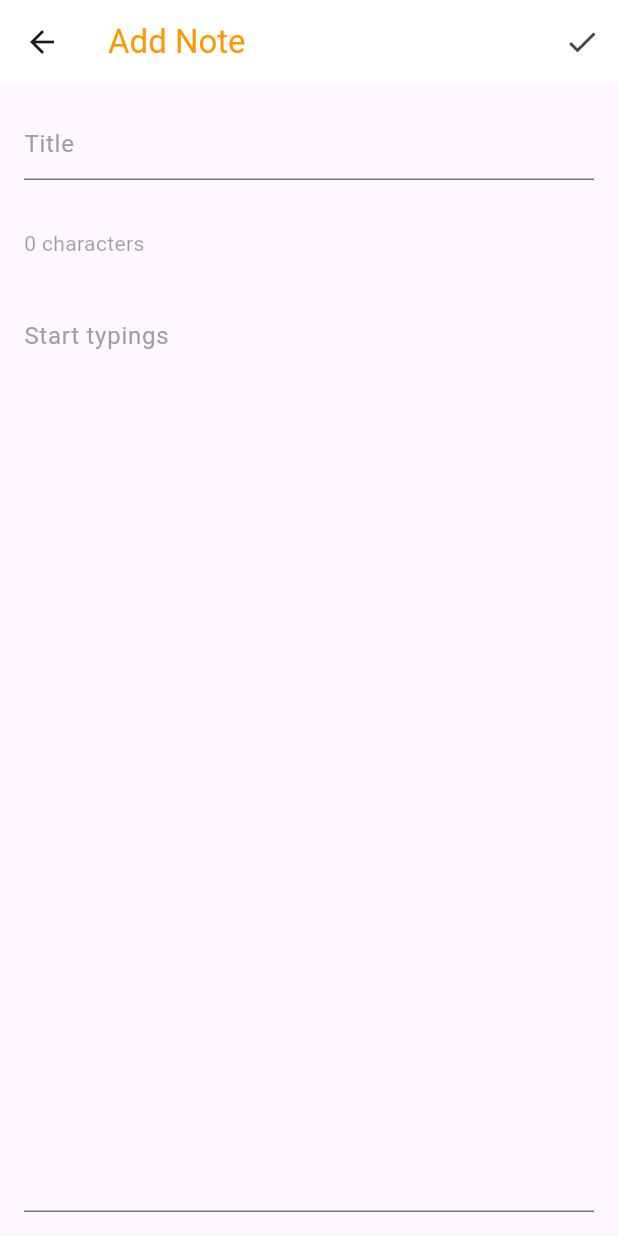
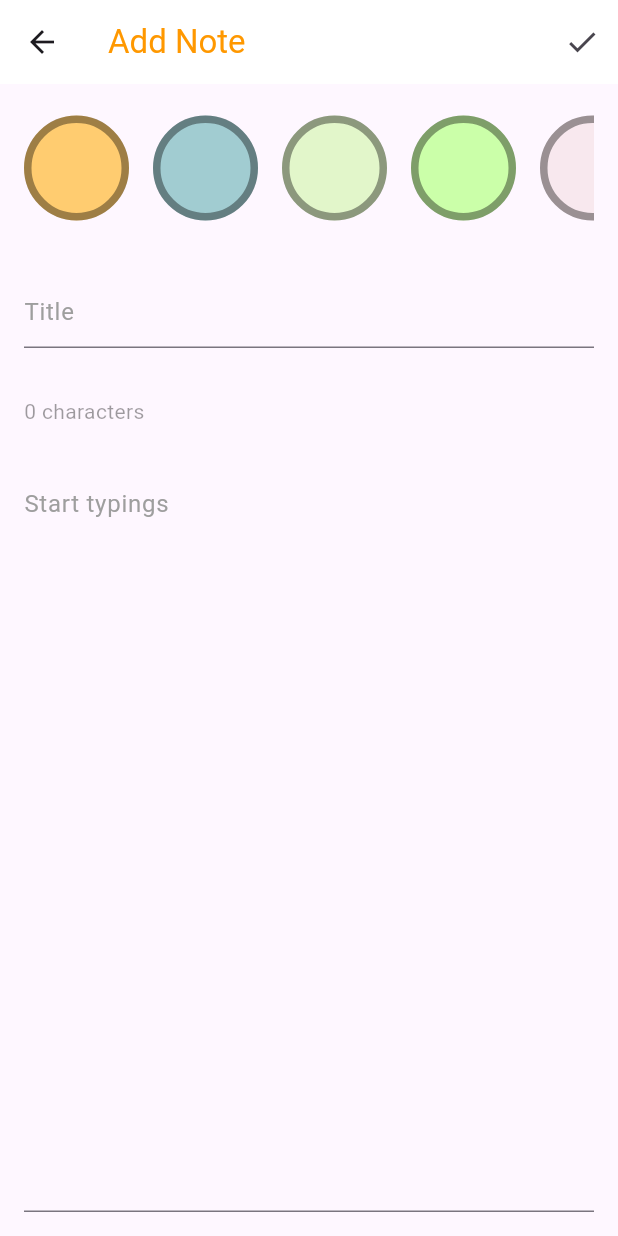
Before and after one commit to adnan-ullah/noteit_flutter, a Flutter app: the NotesPage screen opened directly, after a tap on the "add" icon, on a phone screen of 412 x 824 dp. Run offline on Flutter 3.47's test engine with Material 2 defaults, Android fonts, the phone set to English and light mode, and no system bars; our stand-ins replace bloc, dartz, equatable, flutter_bloc, get, get_it and 1 more.

Commit message:
Color added.

```diff
--- a/lib/domain/models/Note.dart
+++ b/lib/domain/models/Note.dart
@@ -1,16 +1,21 @@
+
+
 import 'package:equatable/equatable.dart';
+import 'package:flutter/material.dart';
 
 class Note extends Equatable {
-  const Note({
+   Note({
     required this.id,
     required this.title,
     required this.description,
+    this.color
   });
 
   final String title;
   final String description;
   final int id;
+  Color? color;
 
   @override
-  List<Object?> get props => [id, title, description];
+  List<Object?> get props => [id, title, description, color];
 }
--- a/lib/presentation/bloc/notes/notes_bloc.dart
+++ b/lib/presentation/bloc/notes/notes_bloc.dart
@@ -9,8 +9,8 @@ import 'notes_state.dart';
 class NotesBloc extends Bloc<NotesEvent, NotesState> {
 
   final List<Note> allNotes = [
-    const Note(id: 1, title: "Baazar", description: "Its awesome day for baazar"),
-    const Note(id: 2, title: "Office", description: "Its awesome day for office"),
+     Note(id: 1, title: "Baazar", description: "Its awesome day for baazar"),
+     Note(id: 2, title: "Office", description: "Its awesome day for office"),
   ];
 
   NotesBloc() : super(NotesEmpty()) {
--- a/lib/presentation/bloc/notes/notes_view.dart
+++ b/lib/presentation/bloc/notes/notes_view.dart
@@ -79,7 +79,7 @@ class NotesPage extends StatelessWidget {
                   alignment: Alignment.bottomLeft,
                   child: FloatingActionButton(
                     onPressed: () {
-                      context.read<NotesBloc>().add(const DeleteNoteEvent(Note(
+                      context.read<NotesBloc>().add( DeleteNoteEvent(Note(
                           id: 3, title: "Watch", description: "All is well")));
                     },
                     foregroundColor: Colors.white,
@@ -117,10 +117,9 @@ class CardNoteItem extends StatelessWidget {
     return Card(
       elevation: 5,
       shadowColor: Colors.black12,
-      color: Colors.white54,
+      color: note.color,
       margin: EdgeInsets.all(16),
       child: Container(
-          height: 100,
           width: 500,
           padding: EdgeInsets.all(16),
           child: Column(
--- a/lib/presentation/pages/InsertNotePage.dart
+++ b/lib/presentation/pages/InsertNotePage.dart
@@ -16,6 +16,15 @@ class _InsertNotePageState extends State<InsertNotePage> {
   late Note _note;
   late String _title;
   String _desc = "";
+  Color _selColor = Colors.transparent;
+  List<Color> _colors = [
+    Color(0xffFFCC70),
+    Color(0xffA1CCD1),
+    Color(0xffE2F6CA),
+    Color(0xffCBFFA9),
+    Color(0xffF8E8EE),
+    Color(0xffF4E0B9),
+  ];
 
   @override
   Widget build(BuildContext context) {
@@ -31,7 +40,7 @@ class _InsertNotePageState extends State<InsertNotePage> {
           actions: [
             IconButton(
                 onPressed: () {
-                  _note = Note(id: 6, title: _title, description: _desc);
+                  _note = Note(id: 6, title: _title, description: _desc, color: _selColor);
                   context.read<NotesBloc>()..add(InsertNoteEvent(_note));
                   Get.back();
                 },
@@ -42,8 +51,24 @@ class _InsertNotePageState extends State<InsertNotePage> {
           height: Get.height,
           child: Column(
             mainAxisAlignment: MainAxisAlignment.spaceBetween,
-            crossAxisAlignment: CrossAxisAlignment.stretch,
             children: [
+              Container(
+                  height: 80,
+                  margin: EdgeInsets.all(16),
+                  child: ListView.separated(
+                      scrollDirection: Axis.horizontal,
+                      itemCount: _colors.length,
+                      itemBuilder: (BuildContext context, int index) {
+                        return InkWell(
+                            onTap: (){
+                              setState(() {
+                                _selColor=_colors[index];
+                              });
+                            },
+                            child: ColorItem(color: _colors[index]));
+                      }, separatorBuilder: (BuildContext context, int index) {
+                        return SizedBox(width: 16,);
+                  },)),
               Container(
                 margin: EdgeInsets.all(16),
                 child: TextField(
@@ -58,18 +83,23 @@ class _InsertNotePageState extends State<InsertNotePage> {
               Container(
                 margin: EdgeInsets.all(16),
                 child: Row(
-                  children: [Text("${_desc.length} characters",style: TextStyle(color: Colors.black38),)],
+                  children: [
+                    Text(
+                      "${_desc.length} characters",
+                      style: TextStyle(color: Colors.black38),
+                    )
+                  ],
                 ),
               ),
               Expanded(
                 child: Container(
+                  color: _selColor,
                   margin: EdgeInsets.all(16),
                   child: TextField(
                     onChanged: (q) {
                       setState(() {
                         _desc = q;
                       });
-
                     },
                     decoration: InputDecoration(
                         hintText: 'Start typings',
@@ -87,3 +117,21 @@ class _InsertNotePageState extends State<InsertNotePage> {
     );
   }
 }
+
+class ColorItem extends StatelessWidget {
+  final Color color;
+
+  const ColorItem({super.key, required this.color});
+
+  @override
+  Widget build(BuildContext context) {
+    return Container(
+      height: 70,
+      width: 70,
+      decoration: BoxDecoration(
+          shape: BoxShape.circle,
+          color: color,
+          border: Border.all(color: Colors.black38, width: 5)),
+    );
+  }
+}
```
